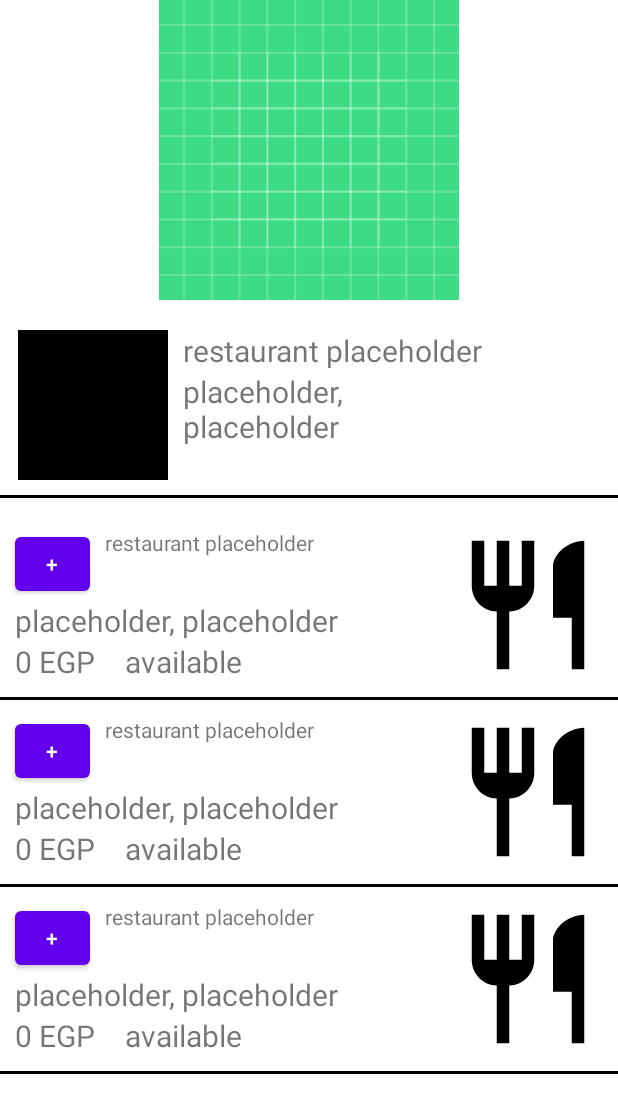
After one commit to MostafaXLotfy/Wagba, an Android app: the layout activity_restaurant.xml on its own in the app's theme, with its tools: preview values and no code run, on a phone screen of 412 x 824 dp. The commit adds this screen. Shown: the top 1113 px of the screen. Run offline under Robolectric (Android 15) with nearby library versions, the phone set to English and light mode, and no system bars.

Commit message:
added restaurant activity

```diff
--- a/app/src/main/AndroidManifest.xml
+++ b/app/src/main/AndroidManifest.xml
@@ -12,6 +12,13 @@
         android:supportsRtl="true"
         android:theme="@style/Theme.Wagba"
         tools:targetApi="31">
+        <activity
+            android:name=".RestaurantActivity"
+            android:exported="false">
+            <meta-data
+                android:name="android.app.lib_name"
+                android:value="" />
+        </activity>
         <activity
             android:name=".RegisterActivity"
             android:exported="false">
--- /dev/null
+++ b/app/src/main/java/com/example/wagba/RestaurantActivity.java
@@ -0,0 +1,14 @@
+package com.example.wagba;
+
+import androidx.appcompat.app.AppCompatActivity;
+
+import android.os.Bundle;
+
+public class RestaurantActivity extends AppCompatActivity {
+
+    @Override
+    protected void onCreate(Bundle savedInstanceState) {
+        super.onCreate(savedInstanceState);
+        setContentView(R.layout.activity_restaurant);
+    }
+}
--- /dev/null
+++ b/app/src/main/res/layout/activity_restaurant.xml
@@ -0,0 +1,96 @@
+<?xml version="1.0" encoding="utf-8"?>
+<androidx.constraintlayout.widget.ConstraintLayout xmlns:android="http://schemas.android.com/apk/res/android"
+    xmlns:app="http://schemas.android.com/apk/res-auto"
+    xmlns:tools="http://schemas.android.com/tools"
+    android:layout_width="match_parent"
+    android:layout_height="match_parent"
+    android:orientation="vertical"
+    tools:context=".RestaurantActivity">
+
+
+    <ImageView
+        android:id="@+id/iv_image"
+        android:layout_width="match_parent"
+        android:layout_height="200dp"
+        android:layout_gravity="center"
+        android:contentDescription="TODO"
+        android:src="@drawable/ic_launcher_background"
+
+        app:layout_constraintBottom_toTopOf="@id/tv_name"
+        app:layout_constraintEnd_toEndOf="parent"
+        app:layout_constraintStart_toStartOf="parent"
+        app:layout_constraintTop_toTopOf="parent"
+        app:layout_constraintVertical_bias="0.0"
+        android:layout_marginBottom="20dp"
+        app:layout_constraintVertical_chainStyle="packed"
+        />
+
+    <ImageView
+        android:id="@+id/iv_logo"
+        android:layout_width="100dp"
+        android:layout_height="100dp"
+
+        android:src="@color/black"
+        app:layout_constraintBottom_toBottomOf="@id/tv_description"
+        app:layout_constraintEnd_toStartOf="@id/tv_name"
+        app:layout_constraintHorizontal_bias="0.12"
+        app:layout_constraintHorizontal_chainStyle="packed"
+        app:layout_constraintStart_toStartOf="parent"
+        app:layout_constraintTop_toTopOf="@id/tv_name"
+        app:layout_constraintVertical_bias="0.0"
+        android:layout_marginEnd="10dp"
+        />
+
+    <TextView
+        android:id="@+id/tv_name"
+        android:layout_width="wrap_content"
+        android:layout_height="wrap_content"
+        android:text="@string/name_placeholder"
+
+        android:textSize="20sp"
+        app:layout_constraintBottom_toTopOf="@id/tv_description"
+        app:layout_constraintEnd_toEndOf="parent"
+        app:layout_constraintStart_toEndOf="@id/iv_logo"
+        app:layout_constraintTop_toBottomOf="@id/iv_image"
+        />
+
+    <TextView
+        android:id="@+id/tv_description"
+        android:layout_width="0dp"
+        android:layout_height="wrap_content"
+        android:text="@string/description_placeholder"
+
+        android:textSize="20sp"
+        app:layout_constraintTop_toBottomOf="@id/tv_name"
+        app:layout_constraintBottom_toTopOf="@id/separator"
+        app:layout_constraintStart_toStartOf="@id/tv_name"
+        app:layout_constraintEnd_toEndOf="@id/tv_name"
+        />
+
+    <View
+        android:id="@+id/separator"
+        android:layout_width="match_parent"
+        android:layout_height="2dp"
+        android:background="@color/black"
+        app:layout_constraintEnd_toEndOf="parent"
+        app:layout_constraintStart_toStartOf="parent"
+        app:layout_constraintBottom_toTopOf="@id/rv_meals"
+        app:layout_constraintTop_toBottomOf="@id/iv_logo"
+        android:layout_marginBottom="10dp"
+        android:layout_marginTop="10dp"
+        />
+
+    <androidx.recyclerview.widget.RecyclerView
+        android:id="@+id/rv_meals"
+        android:layout_width="match_parent"
+        android:layout_height="0dp"
+        app:layout_constraintTop_toBottomOf="@id/separator"
+        app:layout_constraintBottom_toBottomOf="parent"
+        app:layout_constraintEnd_toEndOf="parent"
+        app:layout_constraintStart_toStartOf="parent"
+        tools:listitem="@layout/meals_item"
+        />
+
+
+
+</androidx.constraintlayout.widget.ConstraintLayout>
--- /dev/null
+++ b/app/src/main/res/layout/meals_item.xml
@@ -0,0 +1,94 @@
+<?xml version="1.0" encoding="utf-8"?>
+<androidx.constraintlayout.widget.ConstraintLayout xmlns:android="http://schemas.android.com/apk/res/android"
+    android:layout_width="match_parent"
+    android:layout_height="wrap_content"
+    xmlns:app="http://schemas.android.com/apk/res-auto">
+
+    <Button
+        android:id="@+id/btn_add"
+        android:layout_width="50dp"
+        android:layout_height="wrap_content"
+        android:text="@string/add"
+        app:layout_constraintTop_toTopOf="parent"
+        app:layout_constraintBottom_toTopOf="@id/tv_description"
+        app:layout_constraintEnd_toStartOf="@id/tv_name"
+        app:layout_constraintStart_toStartOf="@id/separator"
+        android:layout_marginStart="10dp"
+        android:layout_marginEnd="10dp"
+        android:layout_marginTop="10dp"
+        />
+    <TextView
+        android:id="@+id/tv_name"
+        android:layout_width="0dp"
+        android:layout_height="0dp"
+        android:text="@string/name_placeholder"
+        app:layout_constraintStart_toEndOf="@id/btn_add"
+        app:layout_constraintEnd_toStartOf="@id/iv_meal"
+        app:layout_constraintBottom_toTopOf="@id/tv_description"
+        app:layout_constraintTop_toTopOf="@id/btn_add"
+        android:layout_marginEnd="10dp"
+        />
+
+    <TextView
+        android:id="@+id/tv_description"
+        android:layout_width="0dp"
+        android:layout_height="wrap_content"
+        app:layout_constraintTop_toBottomOf="@id/btn_add"
+        app:layout_constraintBottom_toTopOf="@id/tv_price"
+        app:layout_constraintStart_toStartOf="@id/btn_add"
+        app:layout_constraintEnd_toEndOf="@id/tv_name"
+        android:text="@string/description_placeholder"
+        android:textSize="20sp"
+        />
+
+    <ImageView
+        android:id="@+id/iv_meal"
+        android:layout_width="100dp"
+        android:layout_height="0dp"
+        android:background="@drawable/ic_outline_restaurant_24"
+        app:layout_constraintEnd_toEndOf="parent"
+        app:layout_constraintStart_toEndOf="@id/tv_name"
+        app:layout_constraintTop_toTopOf="@id/tv_name"
+        app:layout_constraintBottom_toBottomOf="@id/tv_price"
+
+        android:layout_marginStart="10dp"
+        android:layout_marginEnd="10dp"
+        />
+
+    <TextView
+        android:id="@+id/tv_price"
+        android:layout_width="wrap_content"
+        android:layout_height="wrap_content"
+        android:text="@string/price_placeholder"
+        app:layout_constraintStart_toStartOf="@id/tv_description"
+        app:layout_constraintEnd_toStartOf="@id/tv_available"
+        app:layout_constraintTop_toBottomOf="@id/tv_description"
+        app:layout_constraintBottom_toTopOf="@id/separator"
+        android:textSize="20sp"
+        android:layout_marginEnd="20dp"
+        />
+    <TextView
+        android:id="@+id/tv_available"
+        android:layout_width="0dp"
+        android:layout_height="wrap_content"
+        app:layout_constraintTop_toTopOf="@id/tv_price"
+        app:layout_constraintBottom_toBottomOf="@id/tv_price"
+        app:layout_constraintEnd_toEndOf="@id/tv_description"
+        app:layout_constraintStart_toEndOf="@id/tv_price"
+        android:text="@string/available"
+        android:textSize="20sp"
+        />
+
+    <View
+        android:id="@+id/separator"
+        android:layout_width="match_parent"
+        android:layout_height="2dp"
+        android:background="@color/black"
+        app:layout_constraintBottom_toBottomOf="parent"
+        app:layout_constraintStart_toStartOf="parent"
+        app:layout_constraintEnd_toEndOf="parent"
+        app:layout_constraintTop_toBottomOf="@id/tv_price"
+        android:layout_marginTop="10dp"
+        />
+
+</androidx.constraintlayout.widget.ConstraintLayout>
--- a/app/src/main/res/values/strings.xml
+++ b/app/src/main/res/values/strings.xml
@@ -21,4 +21,6 @@
     <string name="order_quantity_placeholder">1 delivered</string>
     <string name="date_placeholder">date placeholder</string>
     <string name="price_placeholder">0 EGP</string>
+    <string name="add">+</string>
+    <string name="available">available</string>
 </resources>
```
